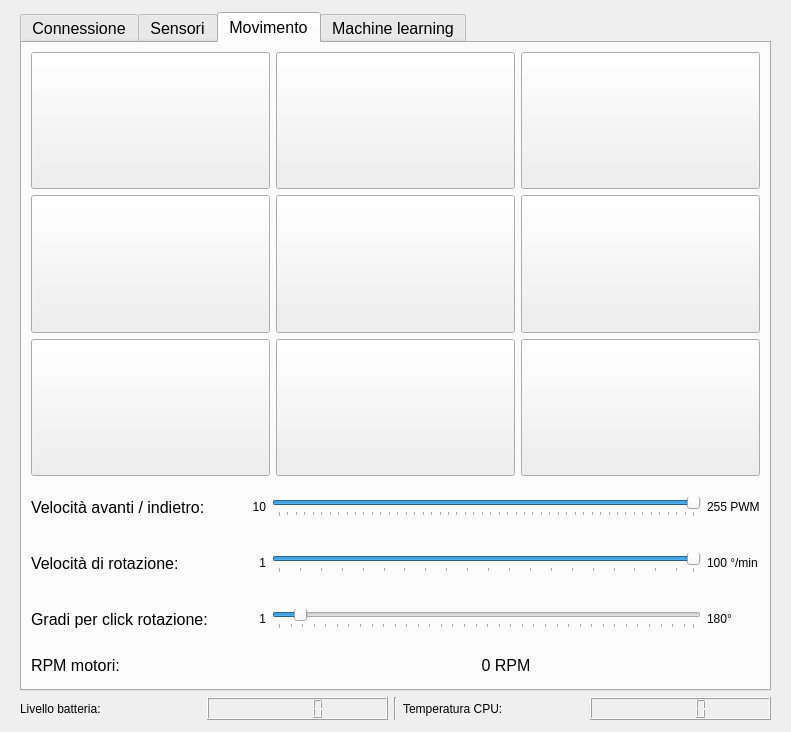
Above: GUI/form.ui from Sapienza-Technology-2021/Socket-GUI before the change. Below: the same form after it.
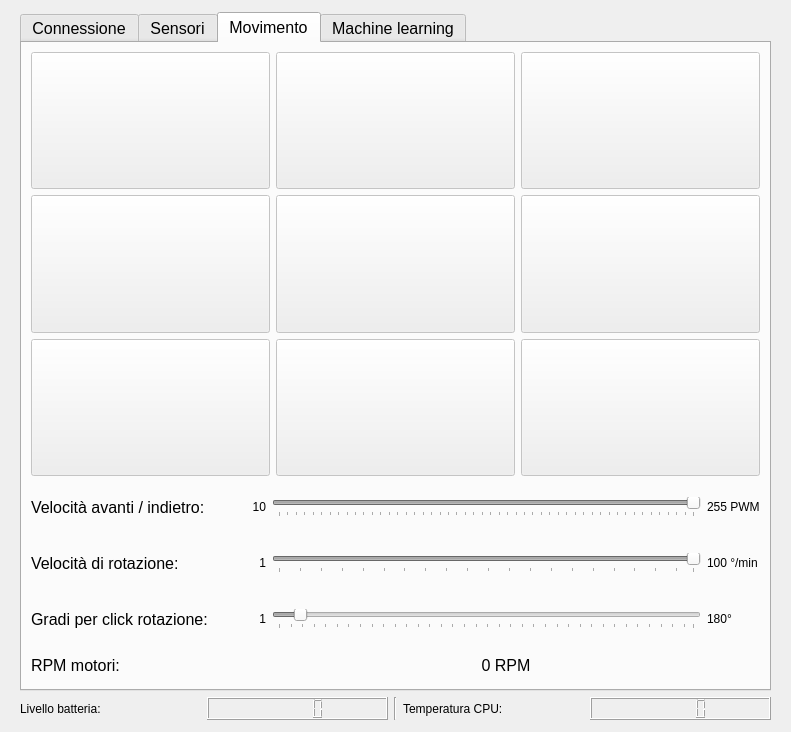
That is the form after the change. The open tabs and pages were chosen to show the change. Icons and pictures are not drawn.

```diff
--- a/GUI/form.ui
+++ b/GUI/form.ui
@@ -60,6 +60,9 @@
     </item>
     <item row="0" column="0" colspan="3">
      <widget class="QTabWidget" name="tabWidget">
+      <property name="enabled">
+       <bool>true</bool>
+      </property>
       <property name="font">
        <font>
         <pointsize>12</pointsize>
@@ -632,12 +635,18 @@
        </layout>
       </widget>
       <widget class="QWidget" name="moveTab">
+       <property name="enabled">
+        <bool>true</bool>
+       </property>
        <attribute name="title">
         <string>Movimento</string>
        </attribute>
        <layout class="QGridLayout" name="gridLayout_5">
         <item row="4" column="1">
          <widget class="QPushButton" name="moveDown">
+          <property name="enabled">
+           <bool>false</bool>
+          </property>
           <property name="sizePolicy">
            <sizepolicy hsizetype="Expanding" vsizetype="Expanding">
             <horstretch>0</horstretch>
@@ -669,6 +678,9 @@
         </item>
         <item row="3" column="0">
          <widget class="QPushButton" name="rotCCWBtn">
+          <property name="enabled">
+           <bool>false</bool>
+          </property>
           <property name="sizePolicy">
            <sizepolicy hsizetype="Expanding" vsizetype="Expanding">
             <horstretch>0</horstretch>
@@ -700,6 +712,9 @@
         </item>
         <item row="1" column="2">
          <widget class="QPushButton" name="moveUpRight">
+          <property name="enabled">
+           <bool>false</bool>
+          </property>
           <property name="sizePolicy">
            <sizepolicy hsizetype="Expanding" vsizetype="Expanding">
             <horstretch>0</horstretch>
@@ -731,6 +746,9 @@
         </item>
         <item row="4" column="0">
          <widget class="QPushButton" name="moveDownLeft">
+          <property name="enabled">
+           <bool>false</bool>
+          </property>
           <property name="sizePolicy">
            <sizepolicy hsizetype="Expanding" vsizetype="Expanding">
             <horstretch>0</horstretch>
@@ -754,6 +772,9 @@
         </item>
         <item row="1" column="1">
          <widget class="QPushButton" name="moveUp">
+          <property name="enabled">
+           <bool>false</bool>
+          </property>
           <property name="sizePolicy">
            <sizepolicy hsizetype="Expanding" vsizetype="Expanding">
             <horstretch>0</horstretch>
@@ -785,6 +806,9 @@
         </item>
         <item row="3" column="2">
          <widget class="QPushButton" name="rotCWBtn">
+          <property name="enabled">
+           <bool>false</bool>
+          </property>
           <property name="sizePolicy">
            <sizepolicy hsizetype="Expanding" vsizetype="Expanding">
             <horstretch>0</horstretch>
@@ -816,6 +840,9 @@
         </item>
         <item row="4" column="2">
          <widget class="QPushButton" name="moveDownRight">
+          <property name="enabled">
+           <bool>false</bool>
+          </property>
           <property name="sizePolicy">
            <sizepolicy hsizetype="Expanding" vsizetype="Expanding">
             <horstretch>0</horstretch>
@@ -839,6 +866,9 @@
         </item>
         <item row="3" column="1">
          <widget class="QPushButton" name="moveStop">
+          <property name="enabled">
+           <bool>false</bool>
+          </property>
           <property name="sizePolicy">
            <sizepolicy hsizetype="Expanding" vsizetype="Expanding">
             <horstretch>0</horstretch>
@@ -870,6 +900,9 @@
         </item>
         <item row="1" column="0">
          <widget class="QPushButton" name="moveUpLeft">
+          <property name="enabled">
+           <bool>false</bool>
+          </property>
           <property name="sizePolicy">
            <sizepolicy hsizetype="Expanding" vsizetype="Expanding">
             <horstretch>0</horstretch>
@@ -909,6 +942,9 @@
           </property>
           <item row="1" column="2">
            <widget class="QSlider" name="rotSpeedSlider">
+            <property name="enabled">
+             <bool>false</bool>
+            </property>
             <property name="minimum">
              <number>1</number>
             </property>
@@ -1020,6 +1056,9 @@
           </item>
           <item row="2" column="2">
            <widget class="QSlider" name="degPerClickSlider">
+            <property name="enabled">
+             <bool>false</bool>
+            </property>
             <property name="minimum">
              <number>1</number>
             </property>
@@ -1045,6 +1084,9 @@
           </item>
           <item row="0" column="2">
            <widget class="QSlider" name="speedSlider">
+            <property name="enabled">
+             <bool>false</bool>
+            </property>
             <property name="minimum">
              <number>10</number>
             </property>
```
Left out of the diff: 7 changed lines with no effect on the pictures.
